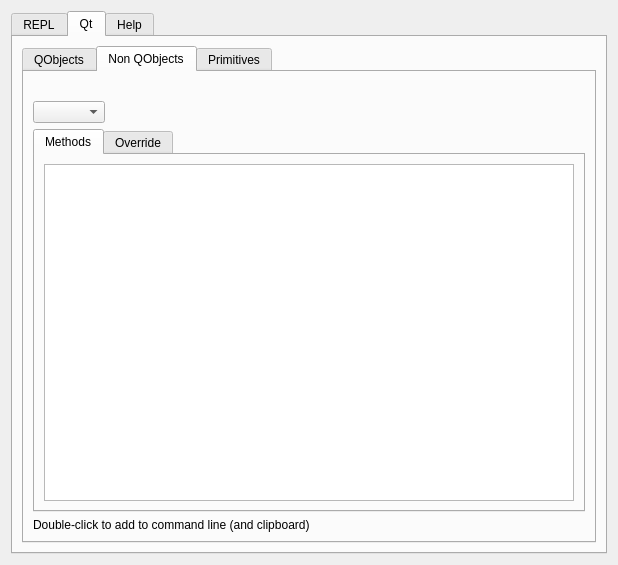
The window that gui/gui.ui (lisp-mirror/eql5) describes before a commit, drawn with Qt 5.
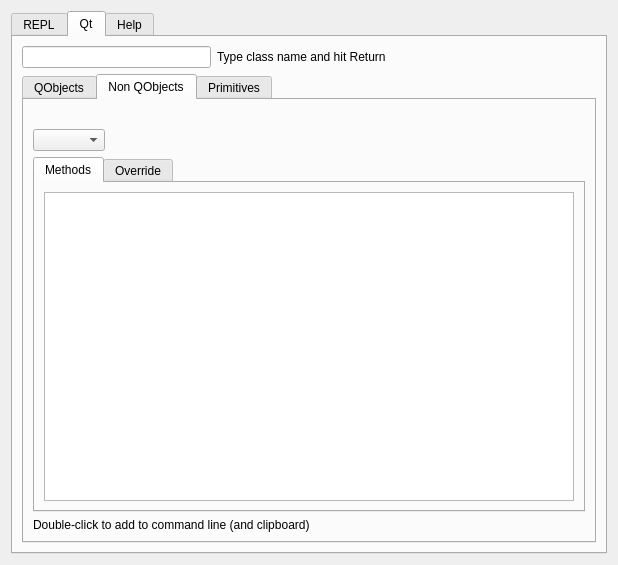
The same window after the commit. The open tabs and pages were chosen to show the change.

Commit message: add 'search class' to "gui.lisp"; small revesions;

```diff
--- a/gui/gui.ui
+++ b/gui/gui.ui
@@ -78,7 +78,34 @@
       <attribute name="title">
        <string>Qt</string>
       </attribute>
-      <layout class="QVBoxLayout">
+      <layout class="QVBoxLayout" name="verticalLayout_3">
+       <item>
+        <layout class="QHBoxLayout" name="horizontalLayout_3">
+         <item>
+          <widget class="QLineEdit" name="search_class">
+           <property name="sizePolicy">
+            <sizepolicy hsizetype="Expanding" vsizetype="Fixed">
+             <horstretch>1</horstretch>
+             <verstretch>0</verstretch>
+            </sizepolicy>
+           </property>
+          </widget>
+         </item>
+         <item>
+          <widget class="QLabel" name="label_4">
+           <property name="sizePolicy">
+            <sizepolicy hsizetype="Preferred" vsizetype="Preferred">
+             <horstretch>2</horstretch>
+             <verstretch>0</verstretch>
+            </sizepolicy>
+           </property>
+           <property name="text">
+            <string>Type class name and hit Return</string>
+           </property>
+          </widget>
+         </item>
+        </layout>
+       </item>
        <item>
         <widget class="QTabWidget" name="qt_tab">
          <property name="currentIndex">
```
Left out of the diff: 17 changed lines with no effect on the pictures. The commit also changes 4 other files.
